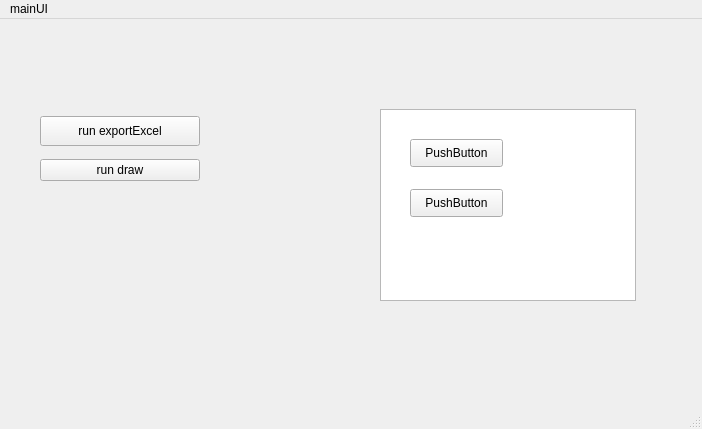
First picture: the form in getGitData/GUI/mainUI.ui, repository c2909371614/pythonCode, before the edit.
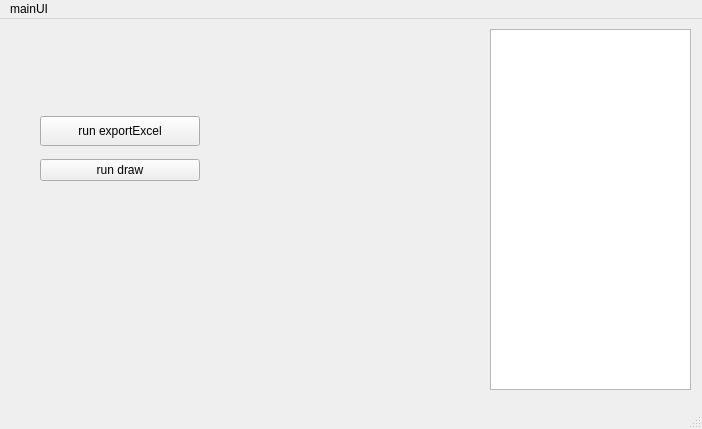
Second picture: the form after the edit.

The edit to the form file:
```diff
--- a/getGitData/GUI/mainUI.ui
+++ b/getGitData/GUI/mainUI.ui
@@ -46,58 +46,15 @@
      </item>
     </layout>
    </widget>
-   <widget class="QTableView" name="tableView">
+   <widget class="QListWidget" name="listWidget">
     <property name="geometry">
      <rect>
-      <x>380</x>
-      <y>90</y>
-      <width>256</width>
-      <height>192</height>
+      <x>490</x>
+      <y>10</y>
+      <width>201</width>
+      <height>361</height>
      </rect>
     </property>
-    <property name="minimumSize">
-     <size>
-      <width>256</width>
-      <height>0</height>
-     </size>
-    </property>
-   </widget>
-   <widget class="QPushButton" name="pushButton_3">
-    <property name="geometry">
-     <rect>
-      <x>410</x>
-      <y>120</y>
-      <width>93</width>
-      <height>28</height>
-     </rect>
-    </property>
-    <property name="text">
-     <string>PushButton</string>
-    </property>
-   </widget>
-   <widget class="QPushButton" name="pushButton_4">
-    <property name="geometry">
-     <rect>
-      <x>410</x>
-      <y>170</y>
-      <width>93</width>
-      <height>28</height>
-     </rect>
-    </property>
-    <property name="text">
-     <string>PushButton</string>
-    </property>
-   </widget>
-   <widget class="QWidget" name="formLayoutWidget">
-    <property name="geometry">
-     <rect>
-      <x>170</x>
-      <y>220</y>
-      <width>160</width>
-      <height>80</height>
-     </rect>
-    </property>
-    <layout class="QFormLayout" name="formLayout"/>
    </widget>
   </widget>
   <widget class="QMenuBar" name="menubar">
```
